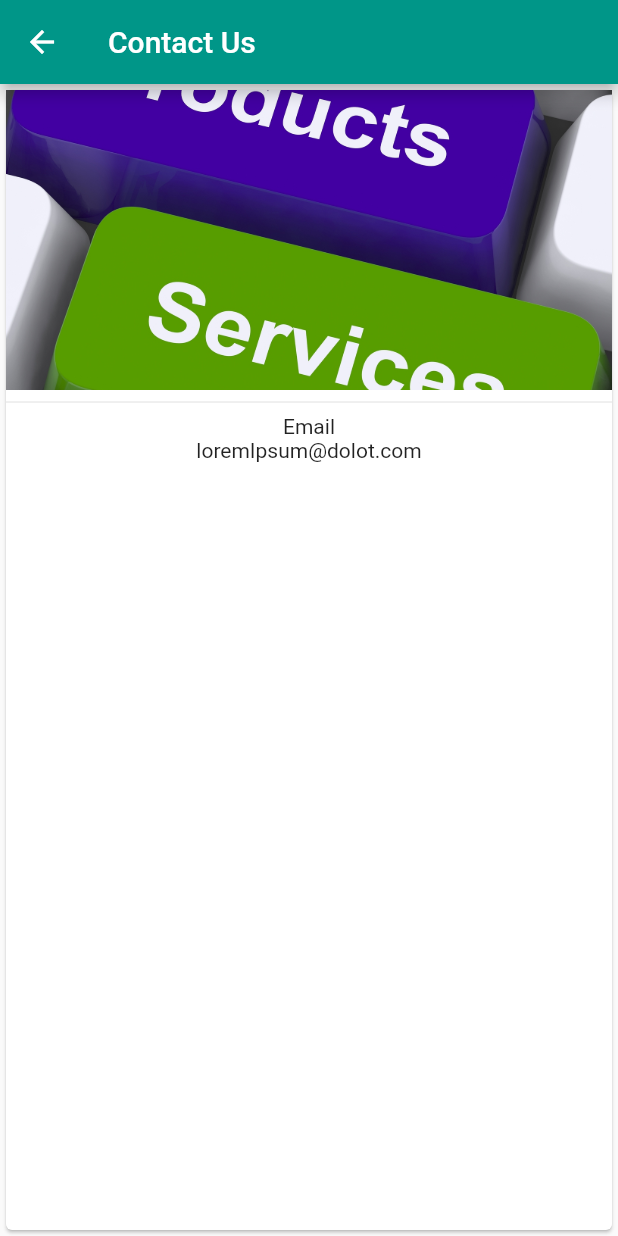
After one commit to adwaTech/project-capstone, a Flutter app: the ContactUsPage screen opened directly, on a phone screen of 412 x 824 dp. The commit adds this screen. Run offline on Flutter 3.47's test engine with Material 2 defaults, Android fonts, the light colour scheme and no system bars; our stand-ins replace charts_flutter.

Commit message:
added contact us page

```diff
--- a/mobile front-end/auction_mobile/lib/components/category_viewer.dart
+++ b/mobile front-end/auction_mobile/lib/components/category_viewer.dart
@@ -1,4 +1,3 @@
-import 'package:auction_mobile/components/product_card.dart';
 import 'package:auction_mobile/components/product_tile.dart';
 import 'package:flutter/material.dart';
 
--- /dev/null
+++ b/mobile front-end/auction_mobile/lib/components/contact_us.dart
@@ -0,0 +1,26 @@
+import 'package:flutter/material.dart';
+
+class ContactUsPage extends StatelessWidget {
+  @override
+  Widget build(BuildContext context) {
+    return Scaffold(
+        appBar: AppBar(
+          title: Text('Contact Us'),
+        ),
+        body: Card(
+          child: Column(
+            children: [
+              Container(
+                height: 200,
+                width: MediaQuery.of(context).size.width,
+                child: Image.asset('assets/images/product_logo.jpg',
+                    fit: BoxFit.cover),
+              ),
+              Divider(),
+              Center(child: Text('Email')),
+              Center(child: Text('loremIpsum@dolot.com'))
+            ],
+          ),
+        ));
+  }
+}
--- a/mobile front-end/auction_mobile/lib/main.dart
+++ b/mobile front-end/auction_mobile/lib/main.dart
@@ -1,3 +1,4 @@
+import 'package:auction_mobile/components/contact_us.dart';
 import 'package:auction_mobile/components/drawer.dart';
 import 'package:auction_mobile/live_auctions_view.dart';
 import 'package:auction_mobile/post_auction.dart';
@@ -75,10 +76,11 @@ class _AuctionAppState extends State<AuctionApp> with TickerProviderStateMixin {
                                       builder: (context) => ProfilePage()));
                               break;
                             case 'contact':
-                              // TODO: navigate to contact us page
+                              Navigator.of(_scaffoldKey.currentContext).push(
+                                  MaterialPageRoute(
+                                      builder: (context) => ContactUsPage()));
                               break;
                             case 'about':
-                              // TODO: navigate to about us page
                               Navigator.of(_scaffoldKey.currentContext).push(
                                   MaterialPageRoute(
                                       builder: (context) => AboutPage()));
--- a/mobile front-end/auction_mobile/lib/your_auctions.dart
+++ b/mobile front-end/auction_mobile/lib/your_auctions.dart
@@ -1,5 +1,4 @@
 import 'package:auction_mobile/components/product_tile.dart';
-import 'package:auction_mobile/product_preview.dart';
 import 'package:flutter/material.dart';
 
 class YourAuctions extends StatefulWidget {
```
